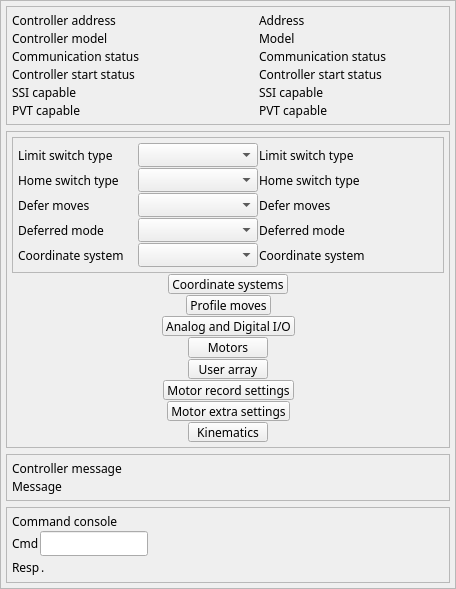
Above: 3-5/GalilSup/op/ui/galil_dmc_ctrl.ui from motorapp/Galil before the change. Below: the same form after it.
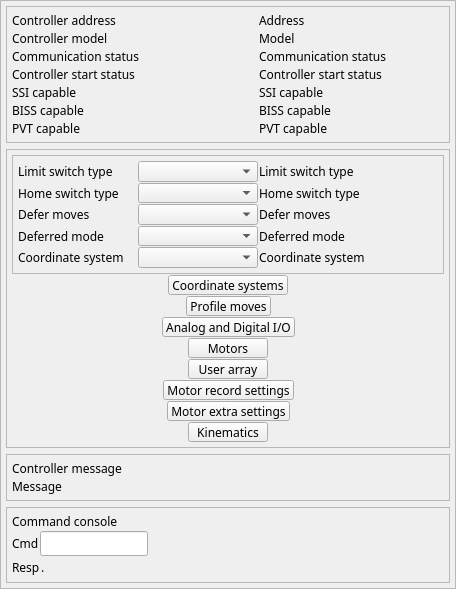
That is the form after the change. Custom widgets are drawn as their Qt base class.

Commit message: Add support for BiSS encoder configuration and axis/encoder status polling Increase communication timeout for GalilStartController Add QEGUI and MEDM screens for BISS support Add BISS support PV's to motor extra autosave request Alter how BISS, and SSI capability detected Add disable wrong limit protection when an axis limit is disabled

Diff of the .ui file:
```diff
--- a/3-5/GalilSup/op/ui/galil_dmc_ctrl.ui
+++ b/3-5/GalilSup/op/ui/galil_dmc_ctrl.ui
@@ -302,6 +302,57 @@
         </item>
        </layout>
       </item>
+      <item>
+       <layout class="QHBoxLayout" name="horizontalLayout_22" stretch="4,3">
+        <item>
+         <widget class="QLabel" name="label_17">
+          <property name="sizePolicy">
+           <sizepolicy hsizetype="Preferred" vsizetype="Preferred">
+            <horstretch>0</horstretch>
+            <verstretch>0</verstretch>
+           </sizepolicy>
+          </property>
+          <property name="sizeIncrement">
+           <size>
+            <width>1</width>
+            <height>1</height>
+           </size>
+          </property>
+          <property name="font">
+           <font>
+            <family>Abyssinica SIL</family>
+            <pointsize>9</pointsize>
+           </font>
+          </property>
+          <property name="text">
+           <string>BISS capable</string>
+          </property>
+         </widget>
+        </item>
+        <item>
+         <widget class="QELabel" name="qelabel_15">
+          <property name="sizePolicy">
+           <sizepolicy hsizetype="Minimum" vsizetype="Preferred">
+            <horstretch>0</horstretch>
+            <verstretch>0</verstretch>
+           </sizepolicy>
+          </property>
+          <property name="font">
+           <font>
+            <family>Abyssinica SIL</family>
+            <pointsize>9</pointsize>
+           </font>
+          </property>
+          <property name="variable" stdset="0">
+           <string>$(DMC)BISSCAPABLE_STATUS</string>
+          </property>
+          <property name="text">
+           <string>BISS capable</string>
+          </property>
+         </widget>
+        </item>
+       </layout>
+      </item>
       <item>
        <layout class="QHBoxLayout" name="horizontalLayout_20" stretch="4,3">
         <item>
```
The commit also changes 13 other files.
